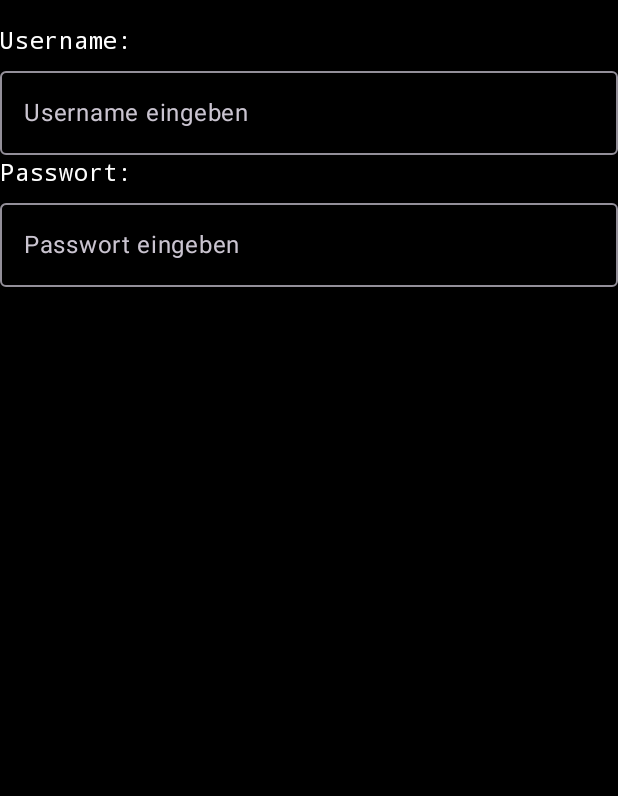
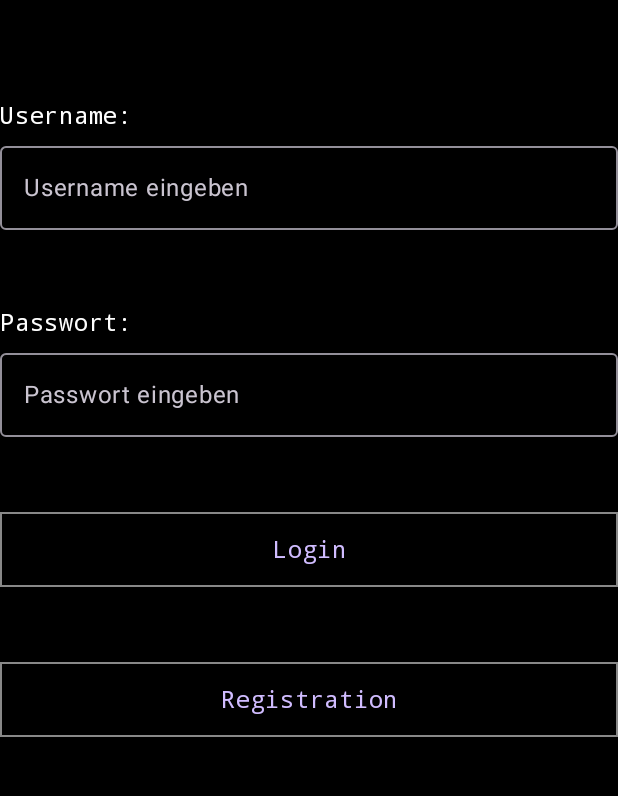
Before and after one commit to Haxe33/aurelia, an Android app built with Jetpack Compose: the screen it shows after launch (MainActivity), on a phone screen of 412 x 824 dp, the part 73-869 px from its top. Run offline under Robolectric (Android 15) with nearby library versions, the phone set to English and light mode, and no system bars.

Commit message:
feat: Login Page Outline & Design take 1 done

```diff
--- a/app/src/main/java/com/example/aurelia/MainActivity.kt
+++ b/app/src/main/java/com/example/aurelia/MainActivity.kt
@@ -6,8 +6,12 @@ import androidx.activity.ComponentActivity
 import androidx.activity.compose.setContent
 import androidx.activity.enableEdgeToEdge
 import androidx.compose.foundation.layout.Column
+import androidx.compose.foundation.layout.Spacer
 import androidx.compose.foundation.layout.fillMaxSize
+import androidx.compose.foundation.layout.fillMaxWidth
+import androidx.compose.foundation.layout.height
 import androidx.compose.foundation.layout.padding
+import androidx.compose.material3.Button
 import androidx.compose.material3.Scaffold
 import androidx.compose.material3.Text
 import androidx.compose.material3.TextField
@@ -23,7 +27,11 @@ import androidx.compose.ui.text.style.TextAlign
 import androidx.compose.ui.tooling.preview.Preview
 import androidx.compose.ui.unit.dp
 import androidx.compose.ui.unit.sp
+import com.example.aurelia.logic.checkPassword
+import com.example.aurelia.logic.handleLogin
+import com.example.aurelia.logic.handleRegistration
 import com.example.aurelia.ui.theme.AureliaTheme
+import com.example.aurelia.ui.theme.FancyButton
 import com.example.aurelia.ui.theme.Heading
 import com.example.aurelia.ui.theme.Label
 import com.example.aurelia.ui.theme.Typer
@@ -56,22 +64,36 @@ fun Greeting(modifier: Modifier) {
             text: String -> password = text
         }
         Heading("Welcome to Aurelia!")
+        Spacer(Modifier.height(50.dp))
         Label("Username:")
         Typer(
             username,
             onUsernameChange,
             "Username eingeben",
         )
+        Spacer(Modifier.height(50.dp))
         Label("Passwort:")
         Typer(
             password,
             onPasswordChange,
             "Passwort eingeben"
         )
+        Spacer(Modifier.height(50.dp))
+        FancyButton(
+            "Login",
+            onClick = { handleLogin(password, username) },
+            modifier = Modifier.fillMaxWidth()
+        )
+        Spacer(Modifier.height(50.dp))
+        FancyButton(
+            "Registration",
+            onClick = { handleRegistration(password, username) },
+            modifier = Modifier.fillMaxWidth()
+        )
     }
 }
 
-@Preview(showBackground = true)
+@Preview(showBackground = false)
 @Composable
 fun GreetingPreview() {
     AureliaTheme {
--- a/app/src/main/java/com/example/aurelia/logic/Login.kt
+++ b/app/src/main/java/com/example/aurelia/logic/Login.kt
@@ -1,4 +1,13 @@
 package com.example.aurelia.logic
 
-class Login {
+
+fun handleLogin(pwd:String, user: String){
+    checkPassword(pwd, user)
 }
+
+fun handleRegistration(pwd: String, user: String){
+
+}
+fun checkPassword(pwd: String, user: String): Boolean{
+    return true
+}
--- a/app/src/main/java/com/example/aurelia/ui/theme/ElementsUI.kt
+++ b/app/src/main/java/com/example/aurelia/ui/theme/ElementsUI.kt
@@ -1,13 +1,21 @@
 package com.example.aurelia.ui.theme
 
+import androidx.compose.foundation.background
+import androidx.compose.foundation.border
+import androidx.compose.foundation.clickable
+import androidx.compose.foundation.layout.Box
 import androidx.compose.foundation.layout.fillMaxWidth
+import androidx.compose.foundation.layout.height
 import androidx.compose.foundation.layout.padding
+import androidx.compose.foundation.shape.AbsoluteCutCornerShape
 import androidx.compose.material3.OutlinedTextField
 import androidx.compose.material3.Text
 import androidx.compose.material3.TextField
 import androidx.compose.runtime.Composable
+import androidx.compose.ui.Alignment
 import androidx.compose.ui.Modifier
 import androidx.compose.ui.graphics.Color
+import androidx.compose.ui.graphics.Outline
 import androidx.compose.ui.text.font.FontFamily
 import androidx.compose.ui.text.style.TextAlign
 import androidx.compose.ui.unit.dp
@@ -43,3 +51,24 @@ fun Typer(str: String, onTextChange: (String) -> Unit, label: String){
         modifier = Modifier.fillMaxWidth()
     )
 }
+
+@Composable
+fun FancyButton(text: String, onClick: () -> Unit, modifier: Modifier = Modifier){
+    Box(
+        modifier = modifier
+                    .height(50.dp)
+                    .fillMaxWidth()
+                    .background(Color.Black, shape = AbsoluteCutCornerShape(5.dp))
+                    .border(1.dp, Color.Gray)
+                    .clickable(onClick = onClick),
+        contentAlignment = Alignment.Center
+    ){
+        Text(
+            text,
+            color = Purple80,
+            fontFamily = FontFamily.Monospace,
+            textAlign = TextAlign.Center
+        )
+    }
+
+}
```
